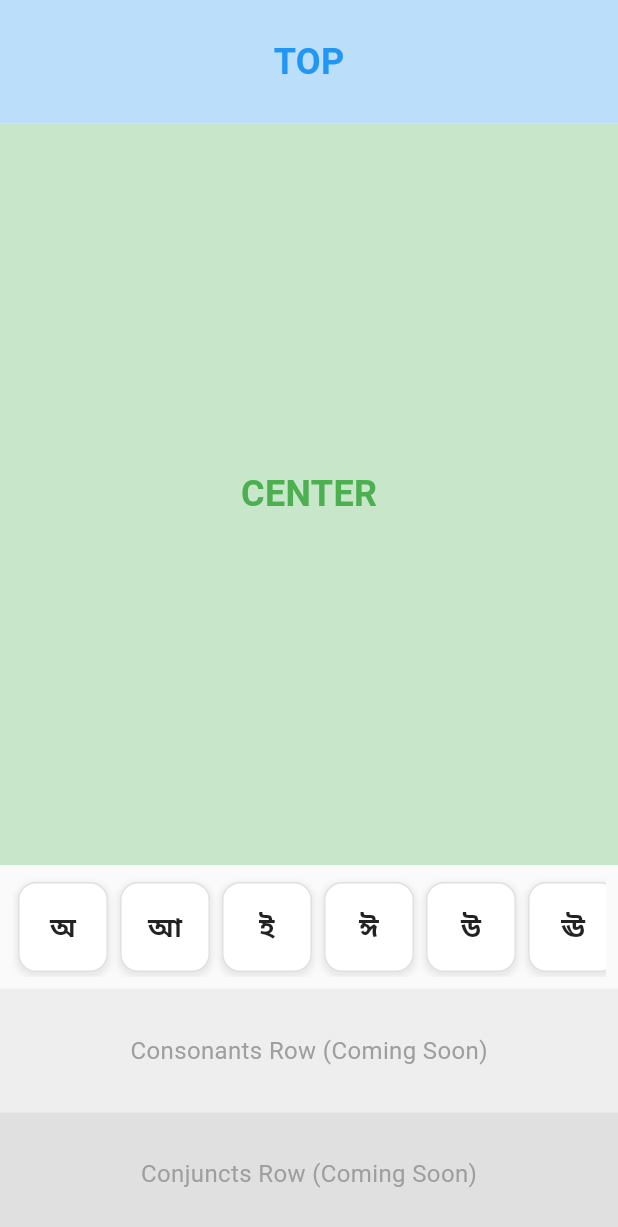
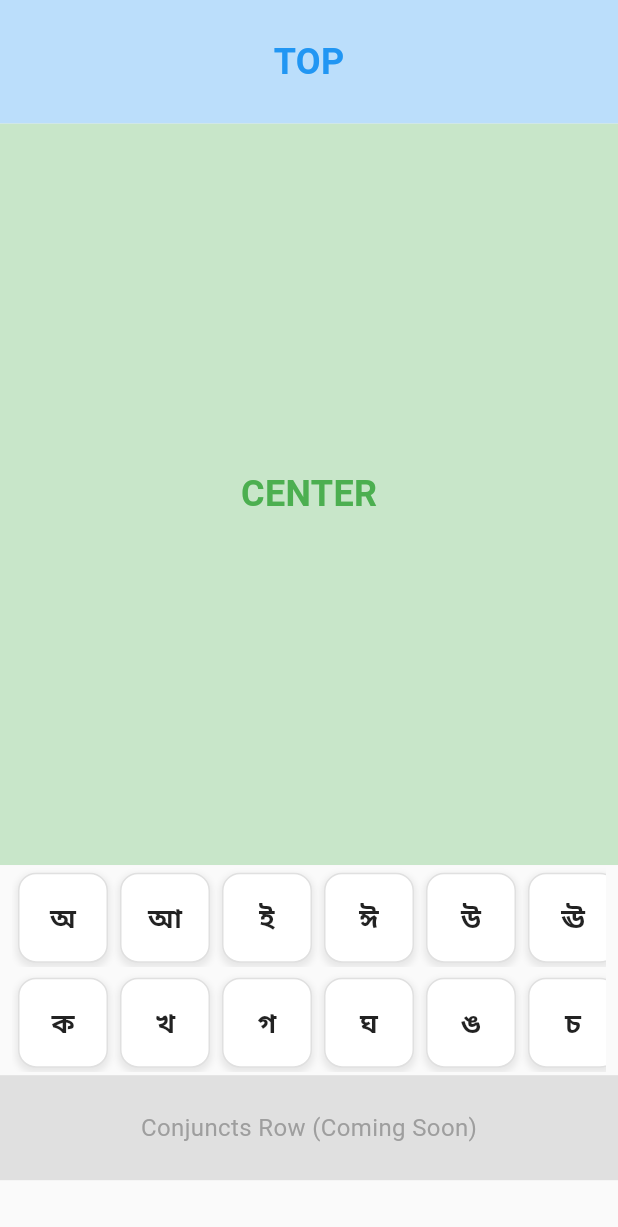
Before and after one commit to kumarlalapet/wordslagna, a Flutter app: the screen it shows after launch, on a phone screen of 412 x 824 dp. Shown: the top 1227 px of the screen. Run offline on Flutter 3.47's test engine with Material 3 defaults, Android fonts, the phone set to English and light mode, and no system bars.

Commit message:
added consonants

```diff
--- a/lib/game_page/bengali/bengali_keyboard.dart
+++ b/lib/game_page/bengali/bengali_keyboard.dart
@@ -19,15 +19,57 @@ class BengaliKeyboard extends StatelessWidget {
     'ঔ',
   ];
 
+  // Bengali consonants (ব্যঞ্জনবর্ণ)
+  static const List<String> consonants = [
+    'ক',
+    'খ',
+    'গ',
+    'ঘ',
+    'ঙ',
+    'চ',
+    'ছ',
+    'জ',
+    'ঝ',
+    'ঞ',
+    'ট',
+    'ঠ',
+    'ড',
+    'ঢ',
+    'ণ',
+    'ত',
+    'থ',
+    'দ',
+    'ধ',
+    'ন',
+    'প',
+    'ফ',
+    'ব',
+    'ভ',
+    'ম',
+    'য',
+    'র',
+    'ল',
+    'শ',
+    'ষ',
+    'স',
+    'হ',
+    'ড়',
+    'ঢ়',
+    'য়',
+    'ৎ',
+    'ং',
+    'ঃ',
+    'ঁ',
+  ];
+
   @override
   Widget build(BuildContext context) {
     return Column(
       children: [
-        // First row - Vowels (33% of bottom section)
-        Expanded(
-          flex: 1,
-          child: Container(
-            padding: const EdgeInsets.all(8.0),
+        // First row - Vowels
+        Container(
+          height: 70,
+          padding: const EdgeInsets.symmetric(horizontal: 8.0, vertical: 2.0),
           child: SingleChildScrollView(
             scrollDirection: Axis.horizontal,
             child: Row(
@@ -46,26 +88,33 @@ class BengaliKeyboard extends StatelessWidget {
             ),
           ),
         ),
+
+        // Second row - Consonants
+        Container(
+          height: 70,
+          padding: const EdgeInsets.symmetric(horizontal: 8.0, vertical: 2.0),
+          child: SingleChildScrollView(
+            scrollDirection: Axis.horizontal,
+            child: Row(
+              children: consonants.map((consonant) {
+                return Padding(
+                  padding: const EdgeInsets.symmetric(horizontal: 4.0),
+                  child: VowelButton(
+                    vowel: consonant, // Using same component for now
+                    onTap: () {
+                      // TODO: Handle consonant selection
+                      print('Selected consonant: $consonant');
+                    },
                   ),
-
-        // Placeholder for second row - Consonants (33% of bottom section)
-        Expanded(
-          flex: 1,
-          child: Container(
-            color: Colors.grey[200],
-            child: const Center(
-              child: Text(
-                'Consonants Row (Coming Soon)',
-                style: TextStyle(fontSize: 16, color: Colors.grey),
-              ),
+                );
+              }).toList(),
             ),
           ),
         ),
 
-        // Placeholder for third row - Conjuncts (33% of bottom section)
-        Expanded(
-          flex: 1,
-          child: Container(
+        // Third row - Conjuncts
+        Container(
+          height: 70,
           color: Colors.grey[300],
           child: const Center(
             child: Text(
@@ -74,7 +123,6 @@ class BengaliKeyboard extends StatelessWidget {
             ),
           ),
         ),
-        ),
       ],
     );
   }
```
Lines whose indentation alone changed are shown as unchanged.
